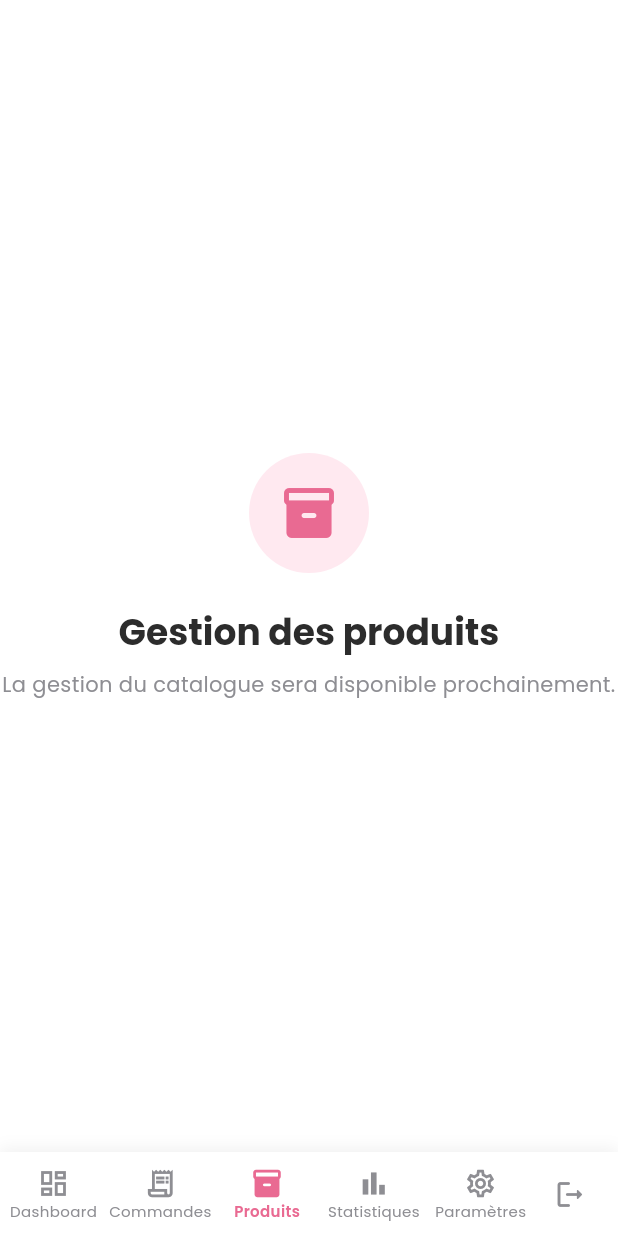
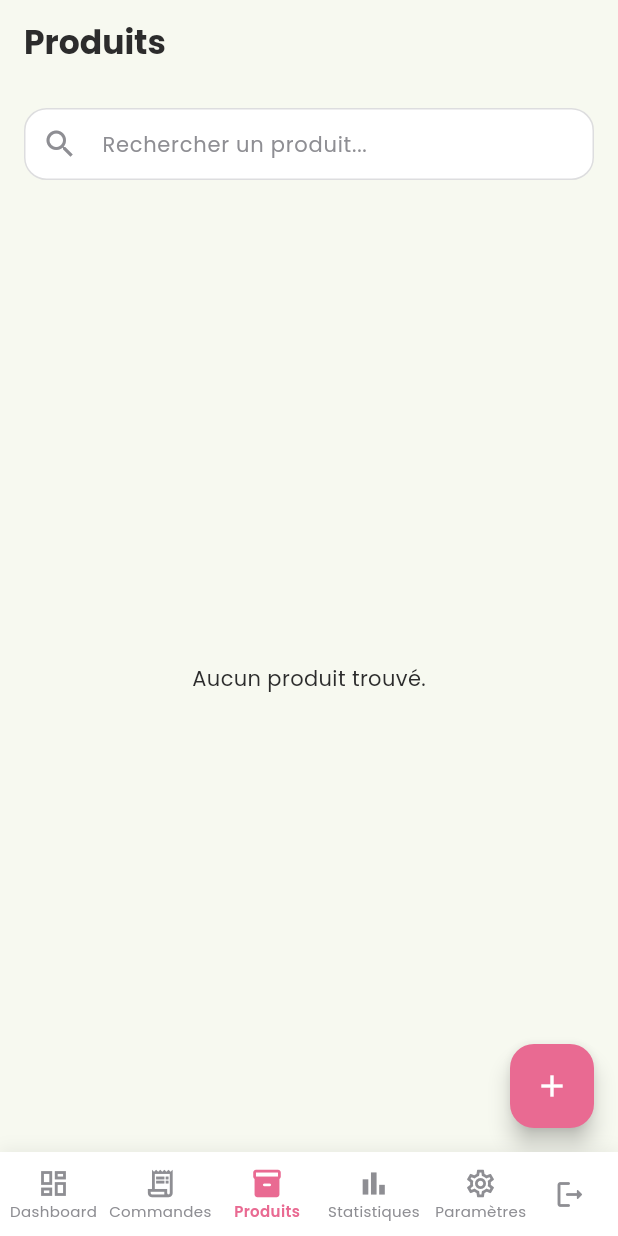
Before and after one commit to danzo-git/les_delices_de_lartisane, a Flutter app: the AdminProductsScreen screen opened by its route, on a phone screen of 412 x 824 dp. Run offline on Flutter 3.47's test engine with Material 3 defaults, Android fonts, the phone set to English and light mode, and no system bars; our stand-ins replace cached_network_image, cloud_firestore, cloud_functions, firebase_auth, firebase_core, firebase_storage and 4 more; accounts and stored records are empty.

Commit message:
create product

```diff
--- /dev/null
+++ b/lib/features/admin/providers/admin_products_provider.dart
@@ -0,0 +1,19 @@
+import 'package:flutter_riverpod/flutter_riverpod.dart';
+import 'package:cloud_firestore/cloud_firestore.dart';
+import '../../../models/product.dart';
+
+final adminProductsProvider = StreamProvider<List<Product>>((ref) {
+  final firestore = FirebaseFirestore.instance;
+
+  // On récupère tous les produits sans filtre sur 'disponible'
+  // et on les trie par ordre alphabétique du nom
+  return firestore
+      .collection('products')
+      .orderBy('nom')
+      .snapshots()
+      .map((snapshot) {
+    return snapshot.docs
+        .map((doc) => Product.fromMap(doc.data(), doc.id))
+        .toList();
+  });
+});
--- a/lib/features/admin/screens/admin_products_screen.dart
+++ b/lib/features/admin/screens/admin_products_screen.dart
@@ -1,51 +1,153 @@
 import 'package:flutter/material.dart';
+import 'package:flutter_riverpod/flutter_riverpod.dart';
+import 'package:go_router/go_router.dart';
 import '../../../theme/app_colors.dart';
+import '../providers/admin_products_provider.dart';
+import '../../../services/firestore_service.dart';
+import 'package:cached_network_image/cached_network_image.dart';
 
-class AdminProductsScreen extends StatelessWidget {
+class AdminProductsScreen extends ConsumerStatefulWidget {
   const AdminProductsScreen({super.key});
 
   @override
+  ConsumerState<AdminProductsScreen> createState() => _AdminProductsScreenState();
+}
+
+class _AdminProductsScreenState extends ConsumerState<AdminProductsScreen> {
+  final TextEditingController _searchController = TextEditingController();
+  String _searchQuery = '';
+  final FirestoreService _firestoreService = FirestoreService();
+
+  @override
+  void dispose() {
+    _searchController.dispose();
+    super.dispose();
+  }
+
+  @override
   Widget build(BuildContext context) {
+    final productsAsyncValue = ref.watch(adminProductsProvider);
+
     return Scaffold(
-      backgroundColor: Colors.white,
-      body: SafeArea(
-        child: Center(
-          child: Column(
-            mainAxisAlignment: MainAxisAlignment.center,
+      backgroundColor: const Color(0xFFF7F9F0),
+      appBar: AppBar(
+        title: const Text('Produits', style: TextStyle(color: AppColors.texte, fontWeight: FontWeight.bold)),
+        backgroundColor: Colors.transparent,
+        elevation: 0,
+      ),
+      body: Column(
         children: [
-              Container(
+          Padding(
+            padding: const EdgeInsets.all(16.0),
+            child: TextField(
+              controller: _searchController,
+              onChanged: (value) {
+                setState(() {
+                  _searchQuery = value.toLowerCase();
+                });
+              },
+              decoration: InputDecoration(
+                hintText: 'Rechercher un produit...',
+                prefixIcon: const Icon(Icons.search, color: AppColors.secondaire),
+                filled: true,
+                fillColor: Colors.white,
+                border: OutlineInputBorder(
+                  borderRadius: BorderRadius.circular(12),
+                  borderSide: BorderSide.none,
+                ),
+                contentPadding: const EdgeInsets.symmetric(vertical: 0),
+              ),
+            ),
+          ),
+          Expanded(
+            child: productsAsyncValue.when(
+              data: (products) {
+                final filteredProducts = products.where((p) {
+                  return p.nom.toLowerCase().contains(_searchQuery);
+                }).toList();
+
+                if (filteredProducts.isEmpty) {
+                  return const Center(child: Text('Aucun produit trouvé.'));
+                }
+
+                return ListView.builder(
+                  padding: const EdgeInsets.symmetric(horizontal: 16, vertical: 8),
+                  itemCount: filteredProducts.length,
+                  itemBuilder: (context, index) {
+                    final product = filteredProducts[index];
+                    final price = product.options.isNotEmpty ? product.options.first.prix : 0.0;
+
+                    return Card(
+                      margin: const EdgeInsets.only(bottom: 12),
+                      shape: RoundedRectangleBorder(borderRadius: BorderRadius.circular(16)),
+                      elevation: 1,
+                      child: InkWell(
+                        onTap: () => context.push('/admin/produit/${product.id}'),
+                        borderRadius: BorderRadius.circular(16),
+                        child: Padding(
+                          padding: const EdgeInsets.all(12),
+                          child: Row(
+                            children: [
+                              ClipRRect(
+                                borderRadius: BorderRadius.circular(12),
+                                child: CachedNetworkImage(
+                                  imageUrl: product.imageUrl,
                                   width: 80,
                                   height: 80,
-                decoration: BoxDecoration(
-                  color: AppColors.fond,
-                  shape: BoxShape.circle,
-                ),
-                child: const Icon(
-                  Icons.inventory_2_rounded,
-                  size: 40,
-                  color: AppColors.primaire,
+                                  fit: BoxFit.cover,
+                                  errorWidget: (context, url, error) => Container(
+                                    width: 80,
+                                    height: 80,
+                                    color: Colors.grey[200],
+                                    child: const Icon(Icons.image_not_supported, color: Colors.grey),
                                   ),
                                 ),
-              const SizedBox(height: 24),
+                              ),
+                              const SizedBox(width: 16),
+                              Expanded(
+                                child: Column(
+                                  crossAxisAlignment: CrossAxisAlignment.start,
+                                  children: [
                                     Text(
-                'Gestion des produits',
-                style: Theme.of(context).textTheme.headlineSmall?.copyWith(
-                      fontWeight: FontWeight.bold,
-                      color: AppColors.texte,
+                                      product.nom,
+                                      style: const TextStyle(fontWeight: FontWeight.bold, fontSize: 16, color: AppColors.texte),
+                                      maxLines: 1,
+                                      overflow: TextOverflow.ellipsis,
+                                    ),
+                                    const SizedBox(height: 4),
+                                    Text(
+                                      'À partir de ${price.toStringAsFixed(0)} FCFA',
+                                      style: const TextStyle(color: AppColors.secondaire),
+                                    ),
+                                  ],
                                 ),
                               ),
-              const SizedBox(height: 8),
-              Text(
-                'La gestion du catalogue sera disponible prochainement.',
-                style: Theme.of(context).textTheme.bodyMedium?.copyWith(
-                      color: AppColors.secondaire,
-                    ),
-                textAlign: TextAlign.center,
+                              Switch(
+                                value: product.disponible,
+                                activeThumbColor: AppColors.primaire,
+                                onChanged: (val) {
+                                  _firestoreService.toggleProductAvailability(product.id, val);
+                                },
                               ),
                             ],
                           ),
                         ),
                       ),
                     );
+                  },
+                );
+              },
+              loading: () => const Center(child: CircularProgressIndicator(color: AppColors.primaire)),
+              error: (error, stack) => Center(child: Text('Erreur: $error')),
+            ),
+          ),
+        ],
+      ),
+      floatingActionButton: FloatingActionButton(
+        onPressed: () => context.push('/admin/produit/nouveau'),
+        backgroundColor: AppColors.primaire,
+        child: const Icon(Icons.add, color: Colors.white),
+      ),
+    );
   }
 }
```
Also changed, not shown: lib/core/router.dart (+17 -0 lines), lib/features/admin/screens/product_form_screen.dart (added, +378 -0 lines), lib/services/firestore_service.dart (+27 -0 lines), lib/services/storage_service.dart (added, +22 -0 lines). Lines whose indentation alone changed are shown as unchanged.
